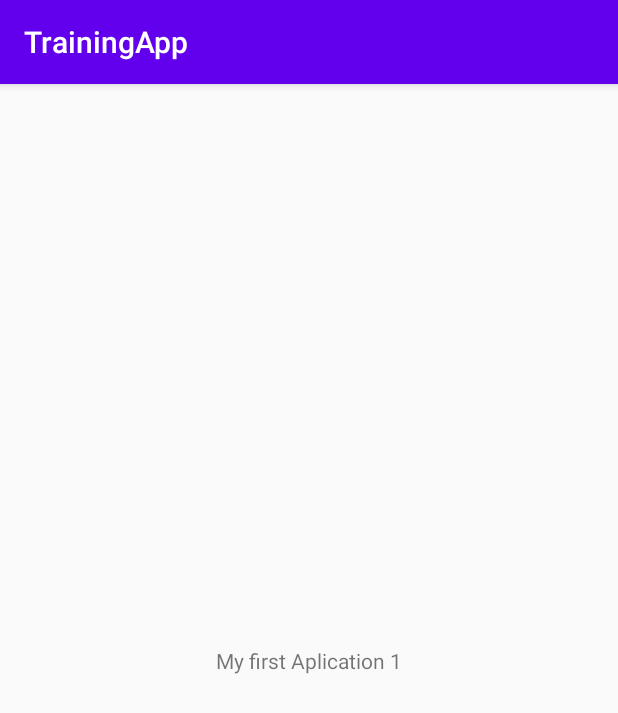
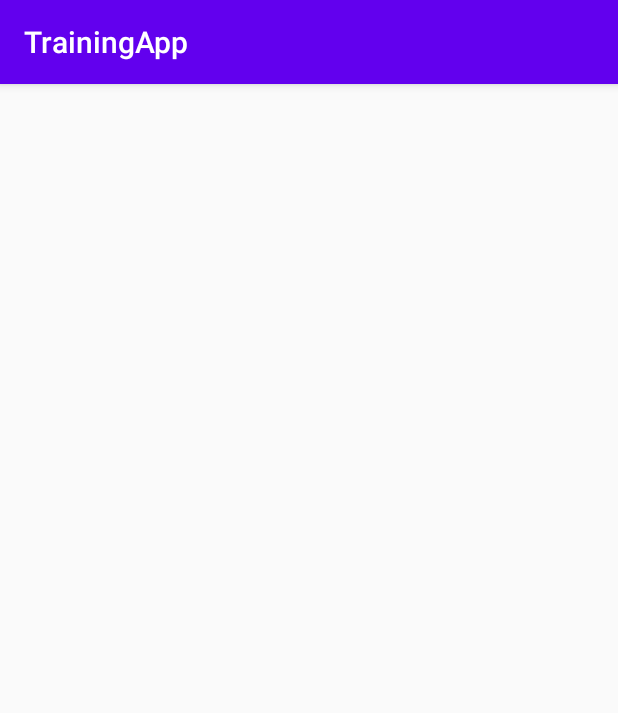
Before and after one commit to davld-R/Moviles-6A-2020, an Android app: the screen it shows after launch (MainActivity), on a phone screen of 412 x 824 dp. Shown: the top 713 px of the screen. Run offline under Robolectric (Android 15) with nearby library versions, the phone set to English and light mode, and no system bars.

Commit message:
New version

```diff
--- a/MyCalcv1/app/src/main/res/values/strings.xml
+++ b/MyCalcv1/app/src/main/res/values/strings.xml
@@ -1,6 +1,9 @@
 <resources>
+    <!-- English Version -->
     <string name="app_name">MyCalcv1</string>
     <string name="lbl_n1">Number one</string>
     <string name="lbl_n2">Number two</string>
+    <string name="hnt_n1">235</string>
+    <string name="hnt_n2">210</string>
     <string name="btn_add">Add</string>
 </resources>
--- a/TrainingApp/app/src/main/res/layout/activity_main.xml
+++ b/TrainingApp/app/src/main/res/layout/activity_main.xml
@@ -3,16 +3,5 @@
     xmlns:app="http://schemas.android.com/apk/res-auto"
     xmlns:tools="http://schemas.android.com/tools"
     android:layout_width="match_parent"
-    android:layout_height="match_parent"
-    tools:context=".MainActivity">
-
-    <TextView
-        android:layout_width="wrap_content"
-        android:layout_height="wrap_content"
-        android:text="My first Aplication 1"
-        app:layout_constraintBottom_toBottomOf="parent"
-        app:layout_constraintLeft_toLeftOf="parent"
-        app:layout_constraintRight_toRightOf="parent"
-        app:layout_constraintTop_toTopOf="parent" />
-
-</androidx.constraintlayout.widget.ConstraintLayout>
+    android:layout_height="wrap_content"
+    tools:context=".MainActivity" />
```
Also changed, not shown: MyCalcv1/app/src/main/java/com/david/mycalcv1/MainActivity.java (+31 -0 lines), MyCalcv1/app/src/main/res/drawable/ic_baseline_help_24.xml (added, +10 -0 lines), MyCalcv1/app/src/main/res/layout/activity_main.xml (+15 -8 lines), MyCalcv1/app/src/main/res/drawable/question_mark.png (added), 1 other file.
